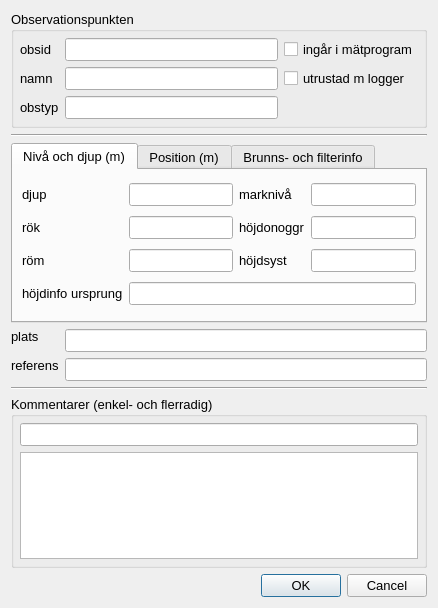
This is ui/obs_points.ui in jkall/qgis-midvatten-plugin as Qt 5 draws it before an edit. The edited form follows.
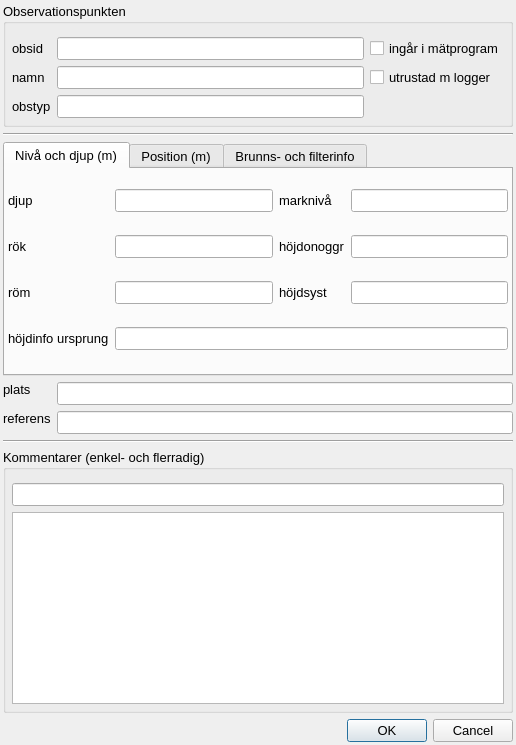
This is the edited form.

Commit message: Fixes some gui margins issues.

```diff
--- a/ui/obs_points.ui
+++ b/ui/obs_points.ui
@@ -6,14 +6,26 @@
    <rect>
     <x>0</x>
     <y>0</y>
-    <width>438</width>
-    <height>608</height>
+    <width>516</width>
+    <height>745</height>
    </rect>
   </property>
   <property name="windowTitle">
    <string>Dialog</string>
   </property>
   <layout class="QGridLayout" name="gridLayout_7">
+   <property name="leftMargin">
+    <number>3</number>
+   </property>
+   <property name="topMargin">
+    <number>3</number>
+   </property>
+   <property name="rightMargin">
+    <number>3</number>
+   </property>
+   <property name="bottomMargin">
+    <number>3</number>
+   </property>
    <item row="0" column="0">
     <widget class="QGroupBox" name="groupBox">
      <property name="font">
@@ -27,7 +39,16 @@
       <string>Observationspunkten</string>
      </property>
      <layout class="QGridLayout" name="gridLayout_2">
-      <property name="margin">
+      <property name="leftMargin">
+       <number>6</number>
+      </property>
+      <property name="topMargin">
+       <number>13</number>
+      </property>
+      <property name="rightMargin">
+       <number>6</number>
+      </property>
+      <property name="bottomMargin">
        <number>6</number>
       </property>
       <property name="spacing">
@@ -372,10 +393,28 @@
       <number>0</number>
      </property>
      <widget class="QWidget" name="tab">
+      <property name="minimumSize">
+       <size>
+        <width>0</width>
+        <height>0</height>
+       </size>
+      </property>
       <attribute name="title">
        <string>Nivå och djup (m)</string>
       </attribute>
       <layout class="QGridLayout" name="gridLayout">
+       <property name="leftMargin">
+        <number>3</number>
+       </property>
+       <property name="topMargin">
+        <number>3</number>
+       </property>
+       <property name="rightMargin">
+        <number>3</number>
+       </property>
+       <property name="bottomMargin">
+        <number>3</number>
+       </property>
        <item row="0" column="0">
         <widget class="QLabel" name="label_6">
          <property name="enabled">
@@ -2003,7 +2042,16 @@
       <string>Kommentarer (enkel- och flerradig)</string>
      </property>
      <layout class="QGridLayout" name="gridLayout_6">
-      <property name="margin">
+      <property name="leftMargin">
+       <number>6</number>
+      </property>
+      <property name="topMargin">
+       <number>13</number>
+      </property>
+      <property name="rightMargin">
+       <number>6</number>
+      </property>
+      <property name="bottomMargin">
        <number>6</number>
       </property>
       <item row="0" column="0">
```
Left out of the diff: 24 changed lines with no effect on the pictures. The commit also changes 15 other files.
